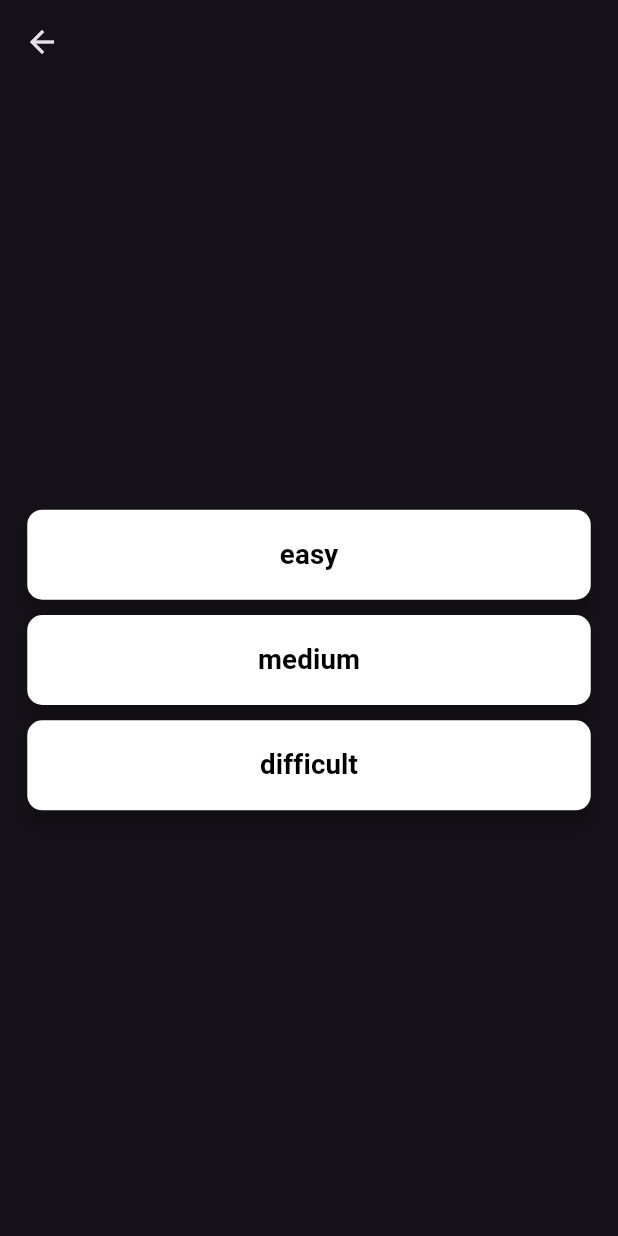
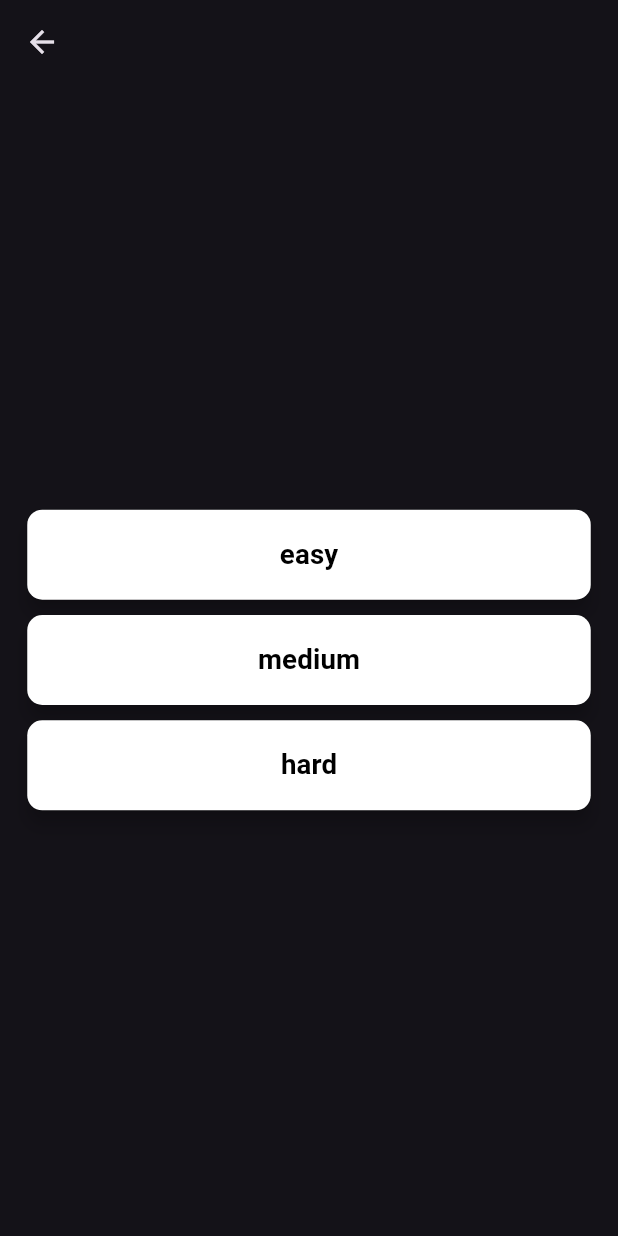
Before and after one commit to umairliaqat33/quiz_app_fiverr_giorgosro, a Flutter app: the screen it shows after launch, after a tap on "Settings", on a phone screen of 412 x 824 dp. Run offline on Flutter 3.47's test engine with Material 3 defaults, Android fonts, the phone set to English and light mode, and no system bars; our stand-ins replace connectivity_plus, freezed_annotation, get, google_fonts, shared_preferences; Roboto replaces fonts that are missing (Dekko).

Commit message:
Issues with difficulty level not being take first when app installs, made the user to enter the level by directing him to diff leve selecting screen after he clicks start gam on first attempt, identified some issues with API calls regarding some categories and some still exist

```diff
--- a/lib/repository/local_repository.dart
+++ b/lib/repository/local_repository.dart
@@ -14,7 +14,7 @@ class LocalRepository {
     );
   }
 
-  static Future<QuestionsDifficulty> getFromLocalStorage() async {
+  static Future<QuestionsDifficulty?> getFromLocalStorage() async {
     SharedPreferences prefs = await SharedPreferences.getInstance();
     String value = prefs.getString('difficultyType').toString();
     log(value);
@@ -22,8 +22,10 @@ class LocalRepository {
       return QuestionsDifficulty.easy;
     } else if (value == QuestionsDifficulty.medium.name) {
       return QuestionsDifficulty.medium;
+    } else if (value == QuestionsDifficulty.hard.name) {
+      return QuestionsDifficulty.hard;
     } else {
-      return QuestionsDifficulty.difficult;
+      return null;
     }
   }
 }
--- a/lib/repository/repository.dart
+++ b/lib/repository/repository.dart
@@ -84,9 +84,10 @@ class Repository {
         questionCategory == QuestionCategory.arts) {
       category = getMultipleQuestionCategory(questionCategory);
     }
+    //entertainment film,music,tv ok
     for (int i = 0; i < category.length; i++) {
       var responseBody = await get(Uri.parse(
-          '$apiURL?amount=48&category=${category[i]}&difficulty=${difficultyLevel.name}&type=multiple'));
+          '$apiURL?amount=${category[i] == 10 || category[i] == 25 ? 10 : 48}&category=${category[i]}&difficulty=${category[i] == 25 ? QuestionsDifficulty.easy.name : difficultyLevel.name}&type=multiple'));
       Map<String, dynamic> result = json.decode(responseBody.body);
       if (result['results'] != null) {
         List<dynamic> list = result['results'];
@@ -123,4 +124,5 @@ class Repository {
       return [];
     }
   }
+  //11
 }
--- a/lib/utils/enums.dart
+++ b/lib/utils/enums.dart
@@ -1,3 +1,3 @@
-enum QuestionsDifficulty { easy, medium, difficult }
+enum QuestionsDifficulty { easy, medium, hard }
 
 enum QuestionCategory { science, nature, geography, history, sports, arts }
--- a/lib/views/screens/question_category_selection_screen/question_category_selection_screen.dart
+++ b/lib/views/screens/question_category_selection_screen/question_category_selection_screen.dart
@@ -115,7 +115,7 @@ class _QuestionCategorySelectionScreenState
     final controller = Controller();
     List<MCQModel> mcqList;
     QuestionsDifficulty difficultyLevel =
-        await LocalRepository.getFromLocalStorage();
+        (await LocalRepository.getFromLocalStorage())!;
     if (questionCategory == QuestionCategory.geography ||
         questionCategory == QuestionCategory.history ||
         questionCategory == QuestionCategory.sports) {
--- a/lib/views/screens/settings_screen/settings_screen.dart
+++ b/lib/views/screens/settings_screen/settings_screen.dart
@@ -10,6 +10,7 @@ import 'package:quiz_app/repository/local_repository.dart';
 import 'package:quiz_app/utils/colors.dart';
 import 'package:quiz_app/utils/enums.dart';
 import 'package:quiz_app/views/screens/main_screen/main_screen.dart';
+import 'package:quiz_app/views/screens/question_category_selection_screen/question_category_selection_screen.dart';
 import 'package:quiz_app/views/screens/question_screen/question_screen.dart';
 import 'package:quiz_app/views/widgets/buttons/custom_button.dart';
 
@@ -17,8 +18,10 @@ class SettingsScreen extends StatefulWidget {
   const SettingsScreen({
     super.key,
     this.questionCategory,
+    this.toCategoryScreen = false,
   });
   final QuestionCategory? questionCategory;
+  final bool toCategoryScreen;
 
   @override
   State<SettingsScreen> createState() => _SettingsScreenState();
@@ -65,10 +68,10 @@ class _SettingsScreenState extends State<SettingsScreen> {
                     ),
                     SizedBox(height: SizeConfig.height10(context)),
                     CustomButton(
-                      title: QuestionsDifficulty.difficult.name,
+                      title: QuestionsDifficulty.hard.name,
                       buttonColor: whiteColor,
                       onPressed: () => selectDifficulty(
-                        QuestionsDifficulty.difficult,
+                        QuestionsDifficulty.hard,
                         context,
                       ),
                     ),
@@ -86,7 +89,14 @@ class _SettingsScreenState extends State<SettingsScreen> {
     setState(() {
       _loading = true;
     });
-    if (widget.questionCategory != null) {
+    if (widget.toCategoryScreen) {
+      LocalRepository.saveToLocalStorage(difficultyLevel);
+      Navigator.of(context).push(
+        MaterialPageRoute(
+          builder: (context) => const QuestionCategorySelectionScreen(),
+        ),
+      );
+    } else if (widget.questionCategory != null) {
       final controller = Controller();
       List<MCQModel> mcqList;
       if (widget.questionCategory == QuestionCategory.geography ||
@@ -103,7 +113,7 @@ class _SettingsScreenState extends State<SettingsScreen> {
         );
       }
       _setDifficulty(difficultyLevel);
-      difficultyLevel = await LocalRepository.getFromLocalStorage();
+      difficultyLevel = (await LocalRepository.getFromLocalStorage())!;
       log(difficultyLevel.name);
 
       // ignore: use_build_context_synchronously
--- a/lib/views/screens/splash_screen/splash_screen.dart
+++ b/lib/views/screens/splash_screen/splash_screen.dart
@@ -2,9 +2,7 @@
 
 import 'package:flutter/material.dart';
 import 'package:quiz_app/config/size_config.dart';
-import 'package:quiz_app/repository/local_repository.dart';
 import 'package:quiz_app/utils/colors.dart';
-import 'package:quiz_app/utils/enums.dart';
 import 'package:quiz_app/views/screens/main_screen/main_screen.dart';
 
 class SplashScreen extends StatefulWidget {
@@ -18,11 +16,6 @@ class _SplashScreenState extends State<SplashScreen> {
   @override
   void initState() {
     super.initState();
-    LocalRepository.getFromLocalStorage().then((value) {
-      if (value == null) {
-        LocalRepository.saveToLocalStorage(QuestionsDifficulty.easy);
-      }
-    });
     _createSplash();
   }
 
```
Also changed, not shown: lib/views/screens/main_screen/main_screen.dart (+11 -2 lines), 1 other file.
